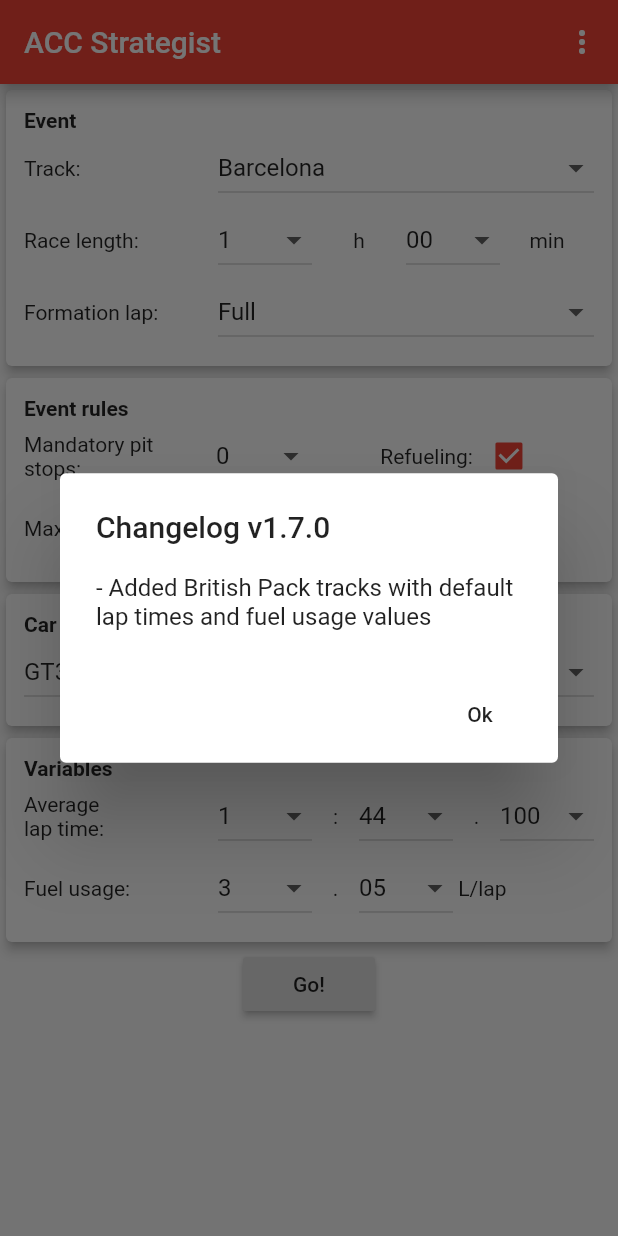
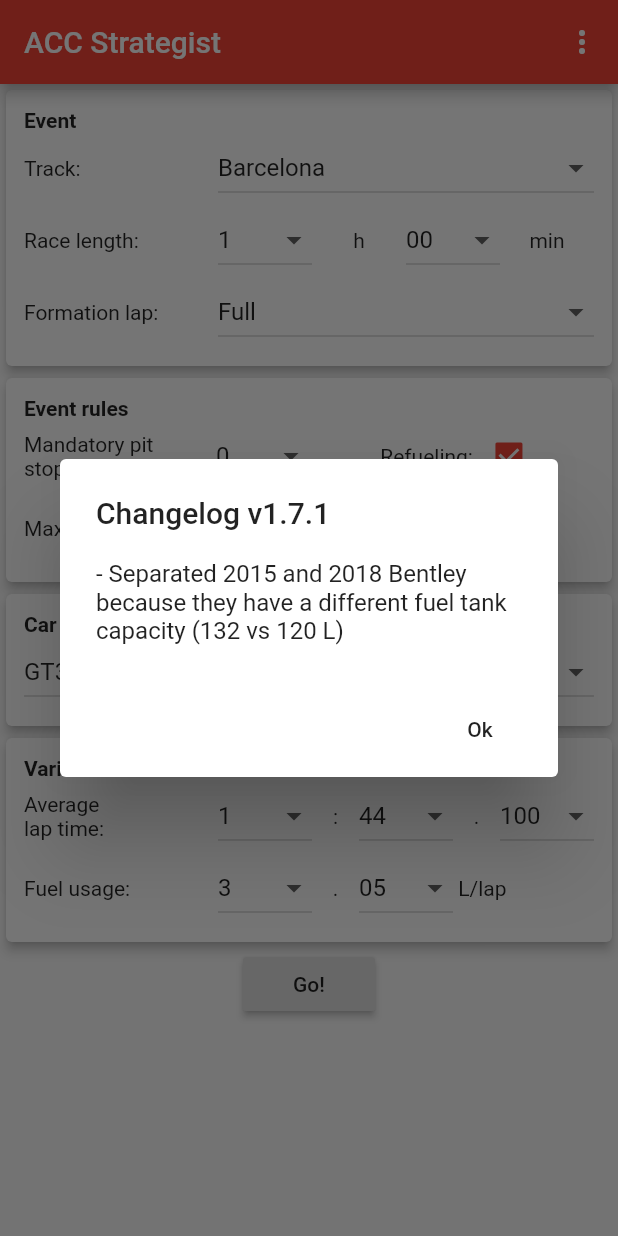
Before and after one commit to sylvainvillet/acc_race_strategy, a Flutter app: the screen it shows after launch, on a phone screen of 412 x 824 dp. Run offline on Flutter 3.47's test engine with Material 2 defaults, Android fonts, the phone set to English and light mode, and no system bars; our stand-ins replace package_info, shared_preferences, theme_provider.

Commit message:
Separated 2015 and 2018 Bentley because they have a different fuel tank capacity (132 vs 120 L)

```diff
--- a/lib/cars.dart
+++ b/lib/cars.dart
@@ -30,7 +30,8 @@ const List<Car> carsList = [
   Car("GT3", "amr_v12_vantage_gt3", "AMR V12 Vantage GT3", 132),
   Car("GT3", "amr_v8_vantage_gt3", "AMR V8 Vantage GT3", 120),
   Car("GT3", "audi_r8_lms_evo", "Audi R8 LMS (Evo)", 120),
-  Car("GT3", "bentley_continental_gt3_2018", "Bentley Continental GT3", 132),
+  Car("GT3", "bentley_continental_gt3_2016", "Bentley Continental GT3 2015", 132),
+  Car("GT3", "bentley_continental_gt3_2018", "Bentley Continental GT3 2018", 120),
   Car("GT3", "bmw_m6_gt3", "BMW M6 GT3", 125),
   Car("GT3", "jaguar_g3", "Emil Frey Jaguar G3", 119),
   Car("GT3", "ferrari_488_gt3", "Ferrari 488 GT3 (Evo)", 110),
--- a/lib/faq.dart
+++ b/lib/faq.dart
@@ -32,7 +32,7 @@ const kFaq = {
       'You can adjust the average lap time and fuel usage to match the weather conditions.\n'
           'Just take a bit of margin in case the weather is getting better and lap times are getting faster again.',
   'Why is there not every versions of the cars?':
-      'There\'s a few GT3 cars that have 2 different versions in the game (normal and Evo, 2015 and 2018) but they always share the same fuel tank capacity, as well as the same default fuel usage, '
+      'There\'s a few GT3 cars that have 2 different versions in the game (normal and Evo, 2015 and 2018) but apart from the Bentley, they share the same fuel tank capacity, as well as the same default fuel usage, '
           'so you can safely use the app with any of the 2 models.',
   'Can I see a lap-by-lap breakdown?':
       'Yes, just click on a stint to open a detailed view.',
--- a/lib/fuel_usage_default.dart
+++ b/lib/fuel_usage_default.dart
@@ -79,6 +79,26 @@ const List<FuelUsageType> fuelUsageDefaultList = [
   FuelUsageType('audi_r8_lms_evo', 'donington',     2.42),
   FuelUsageType('audi_r8_lms_evo', 'oulton_park',   2.50),
   FuelUsageType('audi_r8_lms_evo', 'snetterton',    2.75),
+
+  FuelUsageType('bentley_continental_gt3_2016', 'monza',         3.30),
+  FuelUsageType('bentley_continental_gt3_2016', 'Brands_Hatch',  2.70),
+  FuelUsageType('bentley_continental_gt3_2016', 'Silverstone',   3.25),
+  FuelUsageType('bentley_continental_gt3_2016', 'Paul_Ricard',   3.25),
+  FuelUsageType('bentley_continental_gt3_2016', 'misano',        2.60),
+  FuelUsageType('bentley_continental_gt3_2016', 'zandvoort',     2.80),
+  FuelUsageType('bentley_continental_gt3_2016', 'Spa',           4.00),
+  FuelUsageType('bentley_continental_gt3_2016', 'nurburgring',   3.10),
+  FuelUsageType('bentley_continental_gt3_2016', 'hungaroring',   2.80),
+  FuelUsageType('bentley_continental_gt3_2016', 'barcelona',     2.70),
+  FuelUsageType('bentley_continental_gt3_2016', 'zolder',        2.56),
+  FuelUsageType('bentley_continental_gt3_2016', 'Imola',         3.20),
+  FuelUsageType('bentley_continental_gt3_2016', 'mont_panorama', 3.75),
+  FuelUsageType('bentley_continental_gt3_2016', 'Laguna_Seca',   2.45),
+  FuelUsageType('bentley_continental_gt3_2016', 'Suzuka',        3.55),
+  FuelUsageType('bentley_continental_gt3_2016', 'Kyalami',       2.70),
+  FuelUsageType('bentley_continental_gt3_2016', 'donington',     2.34),
+  FuelUsageType('bentley_continental_gt3_2016', 'oulton_park',   2.35),
+  FuelUsageType('bentley_continental_gt3_2016', 'snetterton',    2.60),
 
   FuelUsageType('bentley_continental_gt3_2018', 'monza',         3.30),
   FuelUsageType('bentley_continental_gt3_2018', 'Brands_Hatch',  2.70),
--- a/lib/main.dart
+++ b/lib/main.dart
@@ -274,7 +274,7 @@ class _HomePageState extends State<HomePage> {
       Column(
         crossAxisAlignment: CrossAxisAlignment.start,
         children: <Widget>[
-          Text('- Added British Pack tracks with default lap times and fuel usage values'),
+          Text('- Separated 2015 and 2018 Bentley because they have a different fuel tank capacity (132 vs 120 L)'),
         ],
       ),
     );
--- a/pubspec.yaml
+++ b/pubspec.yaml
@@ -15,7 +15,7 @@ publish_to: 'none' # Remove this line if you wish to publish to pub.dev
 # In iOS, build-name is used as CFBundleShortVersionString while build-number used as CFBundleVersion.
 # Read more about iOS versioning at
 # https://developer.apple.com/library/archive/documentation/General/Reference/InfoPlistKeyReference/Articles/CoreFoundationKeys.html
-version: 1.7.0+11
+version: 1.7.1+12
 
 environment:
   sdk: ">=2.7.0 <3.0.0"
```
